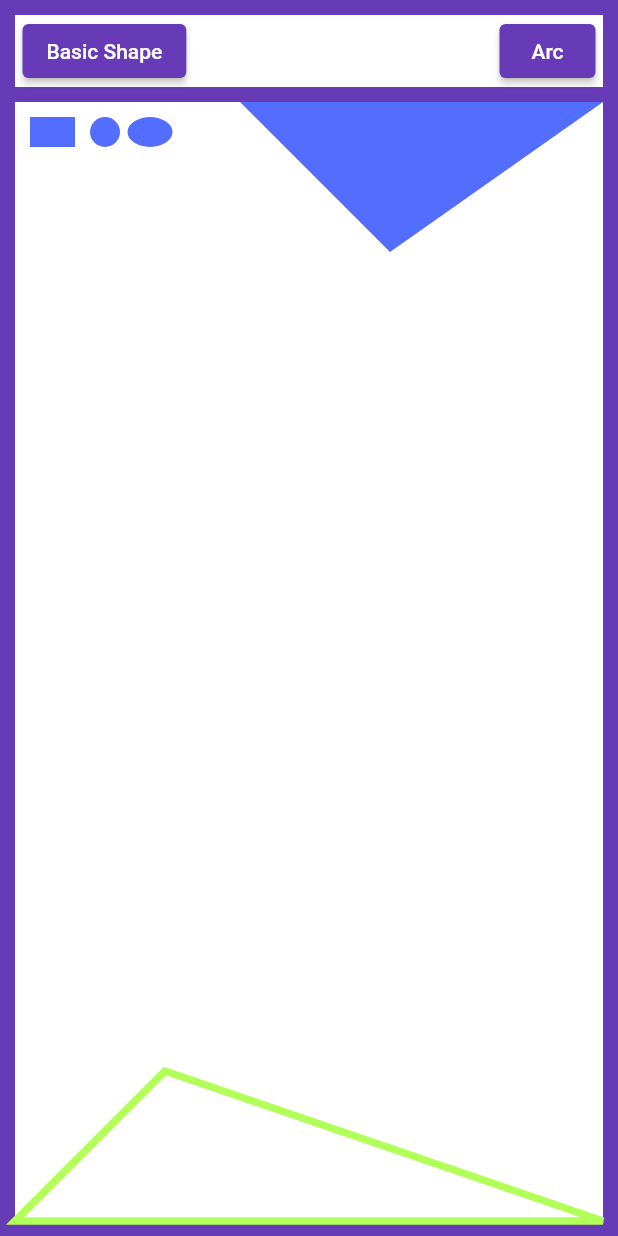
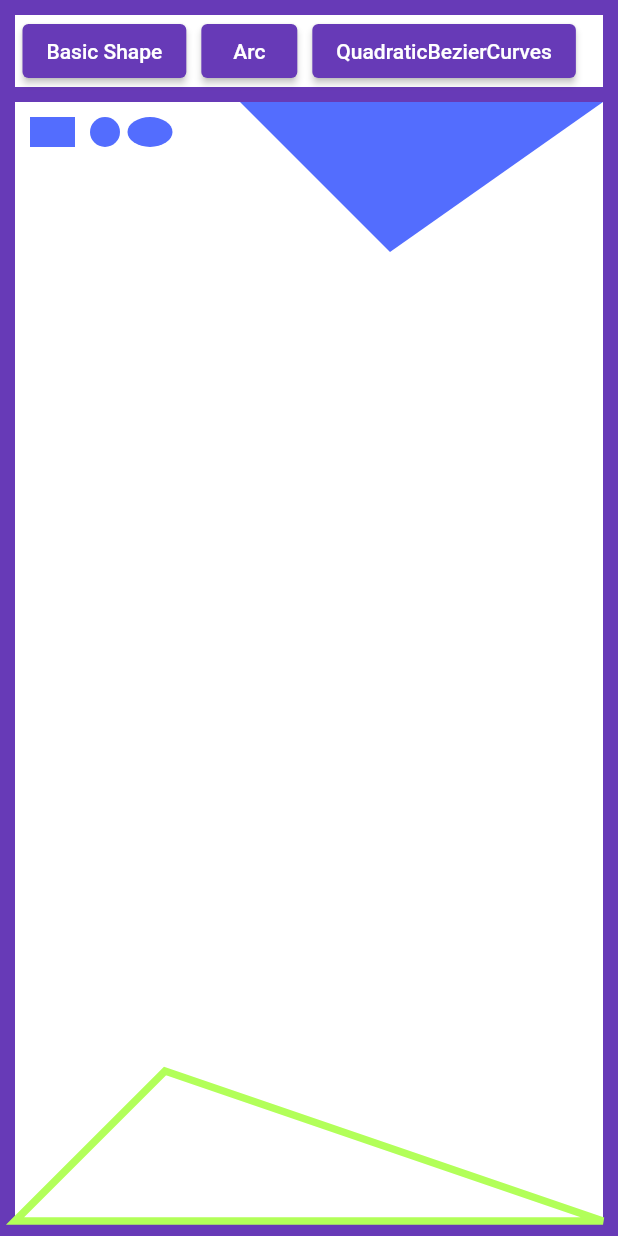
Before and after one commit to Christian-Adler/flutter_canvas_training, a Flutter app: the screen it shows after launch, on a phone screen of 412 x 824 dp. Run offline on Flutter 3.47's test engine with Material 2 defaults, Android fonts, the phone set to English and light mode, and no system bars.

Commit message:
add quadratic bezier curve painter

```diff
--- a/lib/main.dart
+++ b/lib/main.dart
@@ -1,6 +1,8 @@
 import 'package:flutter/material.dart';
 import 'package:flutter_canvas_training/painter/arc_prainter.dart';
 import 'package:flutter_canvas_training/painter/basic_shapes_prainter.dart';
+
+import 'painter/quadratic_bezier_curves_painter.dart';
 
 void main() {
   runApp(const MyApp());
@@ -54,8 +56,12 @@ class _RootContainerState extends State<RootContainer> {
               child: Row(
                 children: [
                   ElevatedButton(onPressed: () => setPainter(BasicShapesPainter()), child: const Text('Basic Shape')),
-                  Spacer(),
-                  ElevatedButton(onPressed: () => setPainter(ArcPainter()), child: const Text('Arc'))
+                  const SizedBox(width: 10),
+                  ElevatedButton(onPressed: () => setPainter(ArcPainter()), child: const Text('Arc')),
+                  const SizedBox(width: 10),
+                  ElevatedButton(
+                      onPressed: () => setPainter(QuadraticBezierCurvesPainter()),
+                      child: const Text('QuadraticBezierCurves')),
                 ],
               ),
             ),
```
Also changed, not shown: lib/painter/quadratic_bezier_curves_painter.dart (added, +28 -0 lines).
